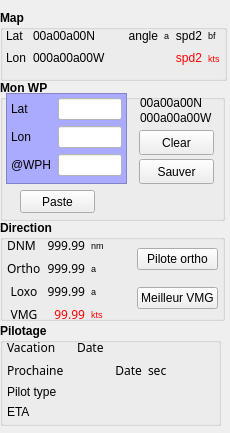
Above: src/BoardVLM_part2.ui from nohal/qtVlm before the change. Below: the same form after it.
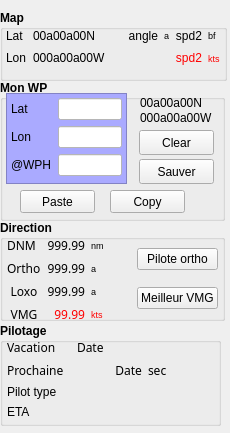
That is the form after the change.

Commit message: Bg fix, new menu layout, add a copy WP function in VLM board and in POI editor

```diff
--- a/src/BoardVLM_part2.ui
+++ b/src/BoardVLM_part2.ui
@@ -208,6 +208,25 @@
      <string>Paste</string>
     </property>
    </widget>
+   <widget class="QPushButton" name="btn_paste_2">
+    <property name="geometry">
+     <rect>
+      <x>110</x>
+      <y>110</y>
+      <width>75</width>
+      <height>23</height>
+     </rect>
+    </property>
+    <property name="font">
+     <font>
+      <weight>50</weight>
+      <bold>false</bold>
+     </font>
+    </property>
+    <property name="text">
+     <string>Copy</string>
+    </property>
+   </widget>
   </widget>
   <widget class="QGroupBox" name="groupBox_3">
    <property name="geometry">
```
Left out of the diff: 21 changed lines with no effect on the pictures. The commit also changes 12 other files.
